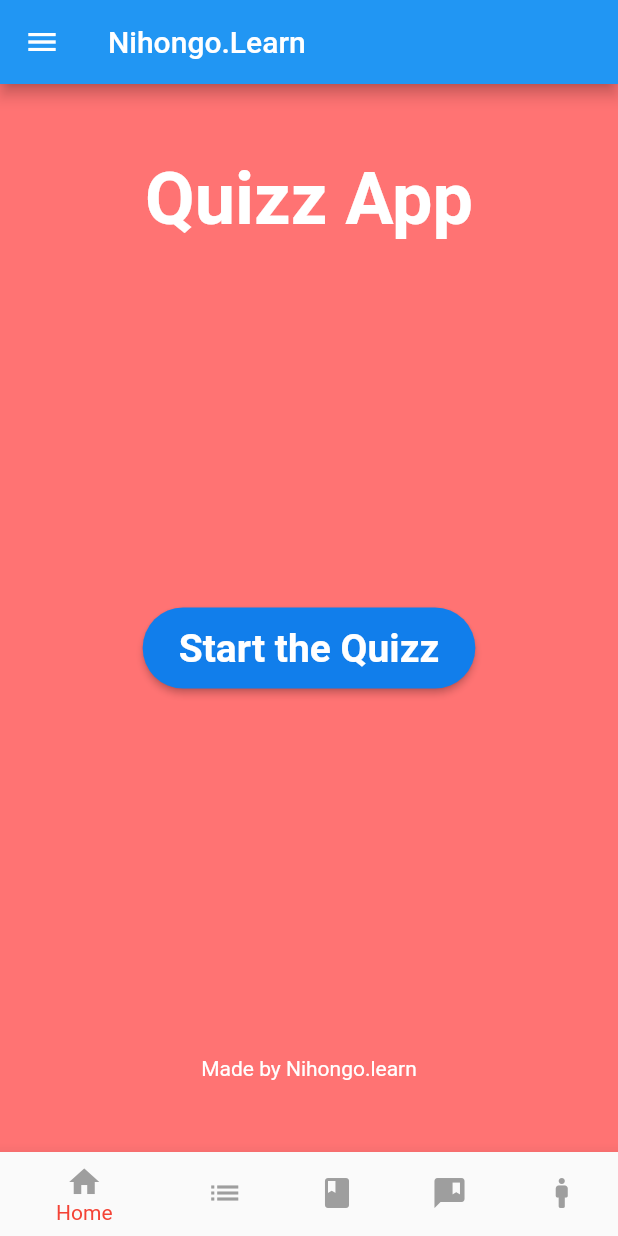
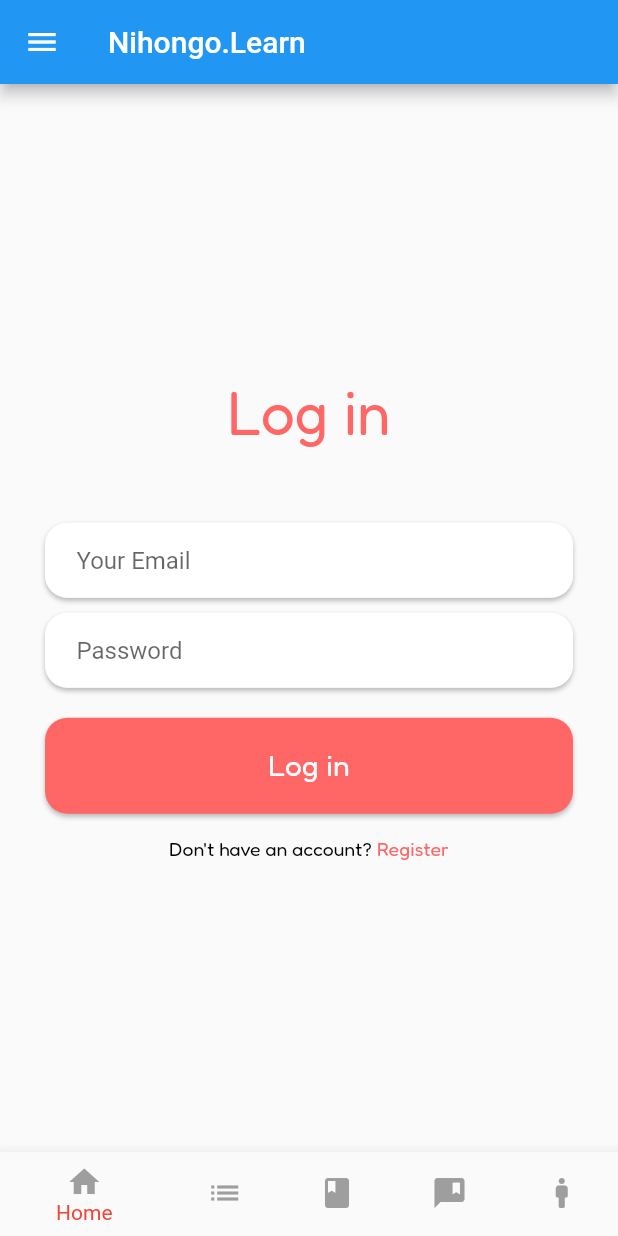
Before and after one commit to H4gai/Learn.nihongo, a Flutter app: the screen it shows after launch, on a phone screen of 412 x 824 dp. Run offline on Flutter 3.47's test engine with Material 2 defaults, Android fonts, the light colour scheme and no system bars; our stand-ins replace flutter_native_splash, google_fonts.

Commit message:
Update versi 1.3
Update Login Page
Update Register Page

```diff
--- a/lib/main.dart
+++ b/lib/main.dart
@@ -1,4 +1,6 @@
 import 'package:flutter/material.dart';
+import 'package:nihongo_learn/view/login_page.dart';
+import 'package:nihongo_learn/view/register_page.dart';
 import 'package:nihongo_learn/view/main_menu.dart';
 import 'package:nihongo_learn/view/wordsheet.dart';
 import 'package:nihongo_learn/view/wordsheetCourse.dart';
@@ -61,8 +63,11 @@ class _MyHomePageState extends State<MyHomePage> {
   }
 
   static const List<Widget> halaman = [
+    const LoginPage(),
+    const RegisterPage(),
     const MainMenu(),
-    const wordsheetCourse()
+    const wordsheetCourse(),
+
     // Center(child: Text("Dua")),
     // Center(child: Text("Tiga")),
   ];
--- a/lib/ui/shared/color.dart
+++ b/lib/ui/shared/color.dart
@@ -1,6 +1,6 @@
 import 'dart:ui';
 
 class AppColor {
-  static final pripmaryColor = Color.fromARGB(1000, 255, 102, 102);
-  static final secondaryColor = Color(0xFF117eeb);
+  static final primaryColor = Color(0xFFFAFAFA);
+  static final secondaryColor = Color(0xFFFF6666);
 }
--- /dev/null
+++ b/lib/view/login_page.dart
@@ -0,0 +1,149 @@
+import 'package:flutter/material.dart';
+import 'package:google_fonts/google_fonts.dart';
+import 'package:nihongo_learn/ui/shared/color.dart';
+
+class LoginPage extends StatefulWidget {
+  const LoginPage({Key? key}) : super(key: key);
+
+  @override
+  State<LoginPage> createState() => _LoginPageState();
+}
+
+class _LoginPageState extends State<LoginPage> {
+  @override
+  Widget build(BuildContext context) {
+    return Scaffold(
+      backgroundColor: AppColor.primaryColor,
+      body: SafeArea(
+        child: Center(
+          child: Column(
+            mainAxisAlignment: MainAxisAlignment.center,
+            children: [
+              // Log in text
+              Text(
+                'Log in',
+                style: GoogleFonts.fredoka(
+                  fontSize: 40,
+                  color: AppColor.secondaryColor,
+                ),
+              ),
+              SizedBox(height: 50),
+
+              // email textfield
+              Padding(
+                padding: const EdgeInsets.symmetric(horizontal: 30.0),
+                child: Container(
+                  decoration: BoxDecoration(
+                    color: Colors.white,
+                    border: Border.all(color: Colors.white70),
+                    borderRadius: BorderRadius.circular(15),
+                    boxShadow: [
+                      BoxShadow(
+                        color: Colors.black.withOpacity(0.25),
+                        spreadRadius: 0,
+                        blurRadius: 2,
+                        offset: Offset(0, 2),
+                      ),
+                    ],
+                  ),
+                  child: Padding(
+                    padding: const EdgeInsets.only(left: 20.0),
+                    child: TextField(
+                      decoration: InputDecoration(
+                        border: InputBorder.none,
+                        hintText: 'Your Email',
+                      ),
+                    ),
+                  ),
+                ),
+              ),
+              SizedBox(height: 10),
+
+              // password textfield
+              Padding(
+                padding: const EdgeInsets.symmetric(horizontal: 30.0),
+                child: Container(
+                  decoration: BoxDecoration(
+                    color: Colors.white,
+                    border: Border.all(color: Colors.white70),
+                    borderRadius: BorderRadius.circular(15),
+                    boxShadow: [
+                      BoxShadow(
+                        color: Colors.black.withOpacity(0.25),
+                        spreadRadius: 0,
+                        blurRadius: 2,
+                        offset: Offset(0, 2),
+                      ),
+                    ],
+                  ),
+                  child: Padding(
+                    padding: const EdgeInsets.symmetric(horizontal: 20.0),
+                    child: TextField(
+                      obscureText: true,
+                      decoration: InputDecoration(
+                        border: InputBorder.none,
+                        hintText: 'Password',
+                      ),
+                    ),
+                  ),
+                ),
+              ),
+              SizedBox(height: 20),
+
+              // Log in button
+              Padding(
+                padding: const EdgeInsets.symmetric(horizontal: 30.0),
+                child: Container(
+                  padding: EdgeInsets.all(20),
+                  decoration: BoxDecoration(
+                    color: AppColor.secondaryColor,
+                    borderRadius: BorderRadius.circular(15),
+                    boxShadow: [
+                      BoxShadow(
+                        color: Colors.black.withOpacity(0.25),
+                        spreadRadius: 0,
+                        blurRadius: 2,
+                        offset: Offset(0, 2),
+                      ),
+                    ],
+                  ),
+                  child: Center(
+                    child: Text(
+                      'Log in',
+                      style: GoogleFonts.fredoka(
+                        color: Colors.white,
+                        fontSize: 20,
+                      ),
+                    ),
+                  ),
+                ),
+              ),
+              SizedBox(height: 15),
+
+              // register now!
+              Row(
+                mainAxisAlignment: MainAxisAlignment.center,
+                children: [
+                  Text(
+                    'Don\'t have an account?',
+                    style: GoogleFonts.fredoka(
+                      color: Colors.black,
+                      fontSize: 13,
+                    ),
+                  ),
+                  Text(
+                    ' Register',
+                    style: GoogleFonts.fredoka(
+                      color: AppColor.secondaryColor,
+                      fontSize: 13,
+                    ),
+                  ),
+                ],
+              ),
+            ],
+          ),
+        ),
+      ),
+    );
+  }
+}
--- a/lib/view/main_menu.dart
+++ b/lib/view/main_menu.dart
@@ -14,7 +14,7 @@ class _MainMenuState extends State<MainMenu> {
   @override
   Widget build(BuildContext context) {
     return Scaffold(
-      backgroundColor: AppColor.pripmaryColor,
+      backgroundColor: AppColor.primaryColor,
       body: Padding(
         padding: const EdgeInsets.symmetric(
           vertical: 48.0,
@@ -28,7 +28,7 @@ class _MainMenuState extends State<MainMenu> {
               child: Text(
                 "Quizz App",
                 style: TextStyle(
-                  color: Colors.white,
+                  color: Colors.black,
                   fontSize: 48,
                   fontWeight: FontWeight.bold,
                 ),
@@ -67,7 +67,7 @@ class _MainMenuState extends State<MainMenu> {
                 "Made by Nihongo.learn",
                 textAlign: TextAlign.center,
                 style: TextStyle(
-                  color: Colors.white,
+                  color: Colors.black,
                 ),
               ),
             ),
--- a/lib/view/quizz_screen.dart
+++ b/lib/view/quizz_screen.dart
@@ -29,7 +29,7 @@ class _QuizzScreenState extends State<QuizzScreen> {
   @override
   Widget build(BuildContext context) {
     return Scaffold(
-      backgroundColor: AppColor.pripmaryColor,
+      backgroundColor: AppColor.primaryColor,
       body: Padding(
           padding: const EdgeInsets.all(10.0),
           child: PageView.builder(
--- a/lib/view/result_screen.dart
+++ b/lib/view/result_screen.dart
@@ -16,7 +16,7 @@ class _ResultScreenState extends State<ResultScreen> {
   @override
   Widget build(BuildContext context) {
     return Scaffold(
-      backgroundColor: AppColor.pripmaryColor,
+      backgroundColor: AppColor.primaryColor,
       body: Column(
         mainAxisAlignment: MainAxisAlignment.center,
         crossAxisAlignment: CrossAxisAlignment.center,
--- a/pubspec.yaml
+++ b/pubspec.yaml
@@ -37,6 +37,7 @@ dependencies:
   # The following adds the Cupertino Icons font to your application.
   # Use with the CupertinoIcons class for iOS style icons.
   cupertino_icons: ^1.0.2
+  google_fonts: ^3.0.1
 
 dev_dependencies:
   flutter_test:
```
Also changed, not shown: lib/view/register_page.dart (added, +180 -0 lines), pubspec.lock.
